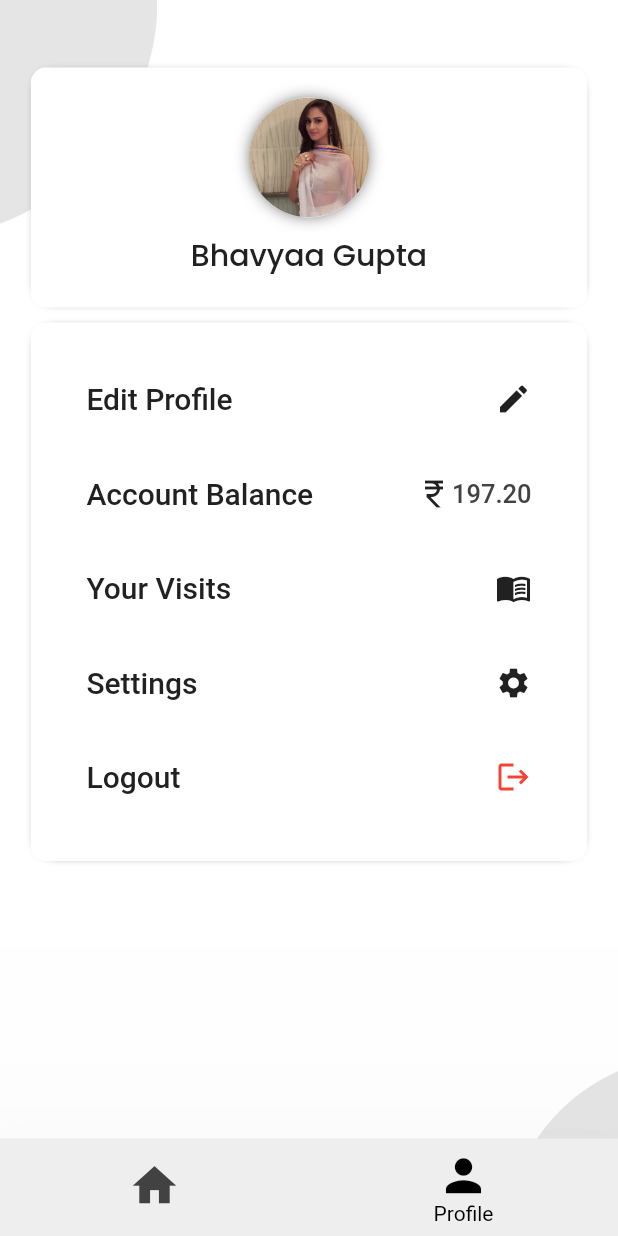
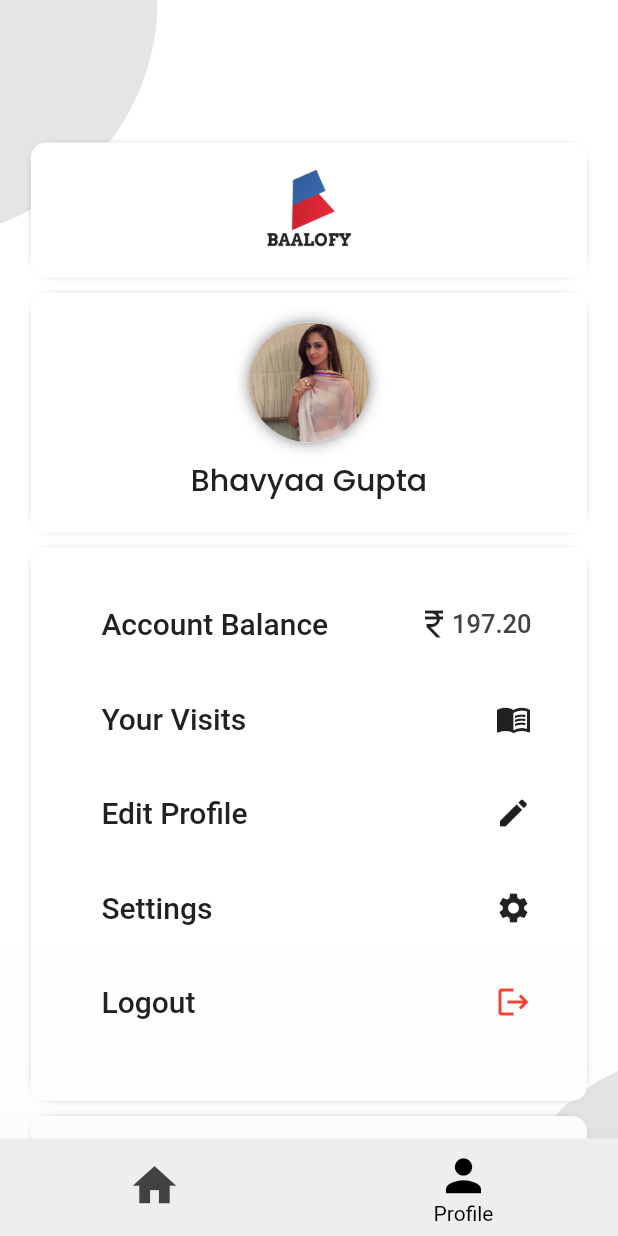
Before and after one commit to Ri-2020/Baalofy, a Flutter app: the App screen opened by its route, item 2 of the bottom bar chosen, after a tap on "Account Balance", on a phone screen of 412 x 824 dp. Run offline on Flutter 3.47's test engine with Material 2 defaults, Android fonts, the phone set to English and light mode, and no system bars; our stand-ins replace firebase_auth, firebase_core, flutter_signin_button, syncfusion_flutter_sliders; accounts and stored records are empty; network calls fail.

Commit message:
negi bhai ki jai hoo ui improvment karaya aaj pr secondary button me ek widget bhi kmm nhi krr paaye hastag no lite app prr salon card accha kara diya uske liya bahut bahut 'shukriya shukriya aapka' app joo itni raat tk hamamre saath coding kiye abb competitive programming kbb krni hai batao

```diff
--- a/lib/components/primary_button.dart
+++ b/lib/components/primary_button.dart
@@ -16,7 +16,6 @@
     // Size size = MediaQuery.of(context).size;
     return Container(
       margin: const EdgeInsets.only(bottom: 5),
-      // width: 0.9 * size.width,
       child: TextButton(
         onPressed: onPress,
         style: TextButton.styleFrom(
--- a/lib/components/secondary_button.dart
+++ b/lib/components/secondary_button.dart
@@ -5,24 +5,34 @@
 class SecondaryButton extends StatelessWidget {
   final String child;
   final Widget? icon;
+  final Widget? preicon;
   final Color? color;
+  final MainAxisAlignment? mainAlignment;
+  final double? padding;
+  final double? width;
+  final double? margin;
   final double? fontsize;
   final void Function() onPress;
 
   const SecondaryButton({
     Key? key,
+    required this.onPress,
     required this.child,
     this.fontsize,
     this.icon,
+    this.preicon,
+    this.mainAlignment,
+    this.padding,
+    this.margin,
+    this.width,
     this.color,
-    required this.onPress,
   }) : super(key: key);
 
   @override
   Widget build(BuildContext context) {
     // Size size = MediaQuery.of(context).size;
     return Container(
-      margin: const EdgeInsets.only(bottom: 5),
+      margin: EdgeInsets.only(bottom: margin ?? 5),
       // width: 0.9 * size.width,
       child: TextButton(
         onPressed: onPress,
@@ -30,19 +40,31 @@
           onSurface: Colors.transparent,
           elevation: 0,
           // surfaceTintColor: Colors.transparent,
-          padding: const EdgeInsets.all(10),
+          padding: EdgeInsets.all(padding ?? 10),
           // primary: Colors.transparent,
           // onPrimary: DARK1,
         ),
         child: Row(
-          mainAxisAlignment: MainAxisAlignment.spaceBetween,
+          mainAxisAlignment: mainAlignment ?? MainAxisAlignment.center,
           children: [
-            Text(
-              child,
-              style: TextStyle(
-                color: color ?? DARK2,
-                fontSize: fontsize ?? 14,
-              ),
+            // const SizedBox(width: 10),
+            Row(
+              children: [
+                preicon ?? const SizedBox(),
+                const SizedBox(width: 10),
+                SizedBox(
+                  width: width,
+                  child: Text(
+                    child,
+                    maxLines: 1,
+                    overflow: TextOverflow.ellipsis,
+                    style: TextStyle(
+                      color: color ?? DARK2,
+                      fontSize: fontsize ?? 14,
+                    ),
+                  ),
+                ),
+              ],
             ),
             icon ?? const SizedBox(),
           ],
--- a/lib/components/stars.dart
+++ b/lib/components/stars.dart
@@ -14,7 +14,7 @@
     if (count == 5 || count == 4) {
       color = const Color.fromARGB(255, 86, 167, 20);
     } else if (count == 3) {
-      color = const Color.fromARGB(255, 198, 143, 34);
+      color = const Color.fromARGB(255, 198, 179, 34);
     } else if (count == 2) {
       color = const Color.fromARGB(255, 198, 132, 34);
     } else {
--- a/lib/screens/dynamic/email_verification.dart
+++ b/lib/screens/dynamic/email_verification_screen.dart
@@ -61,7 +61,7 @@
                   (route) => false,
                 );
               },
-            )
+            ),
           ],
         ),
       ),
--- a/lib/screens/dynamic/home_screen/home_screen.dart
+++ b/lib/screens/dynamic/home_screen/home_screen.dart
@@ -1,13 +1,15 @@
 // imports that are from flutter and dart
 import 'dart:convert';
 import 'dart:developer';
-import 'package:finalap/components/primary_button.dart';
+import 'dart:developer' as developer;
 import 'package:flutter/material.dart';
-import 'dart:developer' as developer;
+import 'package:http/http.dart' as http;
 import 'package:flutter/cupertino.dart';
-import 'package:http/http.dart' as http;
 
 // all pages and classes created by us
+// import 'package:finalap/components/back_card.dart';
+import 'package:finalap/components/primary_button.dart';
+import 'package:finalap/components/secondary_button.dart';
 import 'package:finalap/components/salon_card.dart';
 import 'package:finalap/major_constants/constants.dart';
 import 'package:finalap/services/salon_list/salon_card_model.dart';
@@ -36,14 +38,20 @@
   Future<List<Salon>> fetchSalon() async {
     flag = true;
     Uri requestUrl = Uri.parse("https://jsonkeeper.com/b/BN50");
+
     // String noImageUrl =
     // "https://www.trendsetter.com/pub/media/catalog/product/placeholder/default/no_image_placeholder.jpg";
-    setState(() {
+
+    setState(
+      () {
         _salonCardList.clear();
-      _salonCardList.add(
+        _salonCardList.addAll(
+          [
             const CircularProgressIndicator(),
+          ],
         );
-    });
+      },
+    );
     developer.log("in this"); // to check that this fucntion is working
 
     try {
@@ -79,18 +87,26 @@
 
   @override
   Widget build(BuildContext context) {
+    Size size = MediaQuery.of(context).size;
+    dynamic width = size.width;
     if (_salonCardsData.isEmpty && !flag) {
       _salonCardList.clear();
-      _salonCardList.add(
+      _salonCardList.addAll(
+        [
+          SizedBox(
+            height: size.height * .23,
+          ),
           const Text("Some Error Occured"),
-      );
-      _salonCardList.add(
           PrimaryButton(
             child: const Text("Retry"),
             onPress: () {
               fetchSalon();
             },
           ),
+          SizedBox(
+            height: size.height * .20,
+          ),
+        ],
       );
     } else if (_salonCardsData.isEmpty && flag) {
     } else {
@@ -102,8 +118,6 @@
       }
     }
 
-    Size size = MediaQuery.of(context).size;
-    dynamic width = size.width;
     return Background(
       child: SingleChildScrollView(
         child: Container(
@@ -135,6 +149,23 @@
                 ),
                 child: const CupertinoSearchTextField(),
               ),
+              SecondaryButton(
+                padding: 10,
+                onPress: () {},
+                width: width * 0.65,
+                child: "Lalgang, Naupur nsdkcj kidnsicn sdsndcijdsno",
+                fontsize: 15,
+                color: DARK3,
+                icon: const Icon(
+                  Icons.edit,
+                  size: 20,
+                ),
+                preicon: const Icon(
+                  Icons.pin_drop,
+                  size: 25,
+                ),
+                mainAlignment: MainAxisAlignment.spaceBetween,
+              ),
               Container(
                 margin: const EdgeInsets.symmetric(
                   vertical: 20,
@@ -153,7 +184,7 @@
                     fontSize: 10,
                   ),
                 ),
-              )
+              ),
             ],
           ),
         ),
--- a/lib/screens/dynamic/profile_screen.dart
+++ b/lib/screens/dynamic/profile_screen.dart
@@ -29,6 +29,19 @@
         ),
         child: Column(
           children: [
+            const SizedBox(height: 50),
+            BackCard(
+              child: Column(
+                crossAxisAlignment: CrossAxisAlignment.center,
+                mainAxisAlignment: MainAxisAlignment.center,
+                children: [
+                  Image.asset(
+                    "assets/images/baalofy_without_back.png",
+                    height: 70,
+                  ),
+                ],
+              ),
+            ),
             BackCard(
               child: Container(
                 padding: const EdgeInsets.all(10),
@@ -84,21 +97,11 @@
                 child: Column(
                   crossAxisAlignment: CrossAxisAlignment.start,
                   children: [
-                    //edit profile button
-                    SecondaryButton(
-                      child: "Edit Profile",
-                      onPress: () {},
-                      fontsize: BUTTONFONTSIZE1,
-                      icon: const Icon(
-                        Icons.edit,
-                        color: DARK2,
-                      ),
-                    ),
-                    const SizedBox(height: 10),
                     // account balance button
                     SecondaryButton(
                       child: "Account Balance",
                       onPress: () {},
+                      mainAlignment: MainAxisAlignment.spaceBetween,
                       fontsize: BUTTONFONTSIZE1,
                       icon: Row(
                         children: [
@@ -114,12 +117,26 @@
                       ),
                     ),
                     const SizedBox(height: 10),
+
                     SecondaryButton(
                       child: "Your Visits",
                       onPress: () {},
                       fontsize: BUTTONFONTSIZE1,
+                      mainAlignment: MainAxisAlignment.spaceBetween,
                       icon: const Icon(
                         Icons.menu_book,
+                        color: DARK2,
+                      ),
+                    ),
+                    const SizedBox(height: 10),
+                    //edit profile button
+                    SecondaryButton(
+                      child: "Edit Profile",
+                      mainAlignment: MainAxisAlignment.spaceBetween,
+                      onPress: () {},
+                      fontsize: BUTTONFONTSIZE1,
+                      icon: const Icon(
+                        Icons.edit,
                         color: DARK2,
                       ),
                     ),
@@ -128,6 +145,7 @@
                       child: "Settings",
                       onPress: () {},
                       fontsize: BUTTONFONTSIZE1,
+                      mainAlignment: MainAxisAlignment.spaceBetween,
                       icon: const Icon(
                         Icons.settings,
                         color: DARK2,
@@ -138,16 +156,39 @@
                       child: "Logout",
                       onPress: () {},
                       fontsize: BUTTONFONTSIZE1,
+                      mainAlignment: MainAxisAlignment.spaceBetween,
                       // color: Colors.red,
                       icon: const Icon(
                         Icons.logout,
                         color: Colors.red,
                       ),
                     ),
+                    const SizedBox(height: 10),
                   ],
                 ),
               ),
-            )
+            ),
+            BackCard(
+              child: Column(
+                children: [
+                  SecondaryButton(
+                    onPress: () {},
+                    child: 'Our Terms&Conditions',
+                    fontsize: 10,
+                    padding: 0,
+                    margin: 0,
+                  ),
+                  SecondaryButton(
+                    onPress: () {},
+                    child: 'About Us',
+                    fontsize: 10,
+                    padding: 0,
+                    margin: 0,
+                  ),
+                ],
+              ),
+            ),
+            const SizedBox(height: 50),
           ],
         ),
       ),
--- a/lib/screens/dynamic/salon_page.dart
+++ b/lib/screens/dynamic/salon_page.dart
@@ -21,7 +21,7 @@
         backgroundColor: Colors.transparent,
         shadowColor: Colors.transparent,
         elevation: 0,
-        title: Text(salon!.salonName!),
+        title: Text(salon!.salonName),
         // centerTitle: true,
       ),
       body: Stack(
@@ -44,7 +44,7 @@
                       SizedBox(
                         width: width,
                         child: Text(
-                          salon!.salonName!,
+                          salon!.salonName,
                           textAlign: TextAlign.left,
                           style: const TextStyle(
                             fontSize: HEADINGFONTSIZE1,
--- a/pubspec.yaml
+++ b/pubspec.yaml
@@ -69,7 +69,7 @@
     - assets/images/
     - assets/fonts/
     - assets/imageSVG/
-    # - assets/data
+    - assets/data/
 
   # An image asset can refer to one or more resolution-specific "variants", see
   # https://flutter.dev/assets-and-images/#resolution-aware
```
Also changed, not shown: lib/components/salon_card.dart (+17 -15 lines), lib/main.dart (+10 -7 lines), lib/screens/dynamic/login_screen.dart (+12 -6 lines), lib/screens/dynamic/signup_screen.dart (+22 -2 lines), lib/services/salon_list/salon_card_model.dart (+8 -3 lines), lib/screens/dynamic/get_details_screen.dart (renamed from lib/screens/dynamic/get_details.dart). Lines whose indentation alone changed are shown as unchanged.
